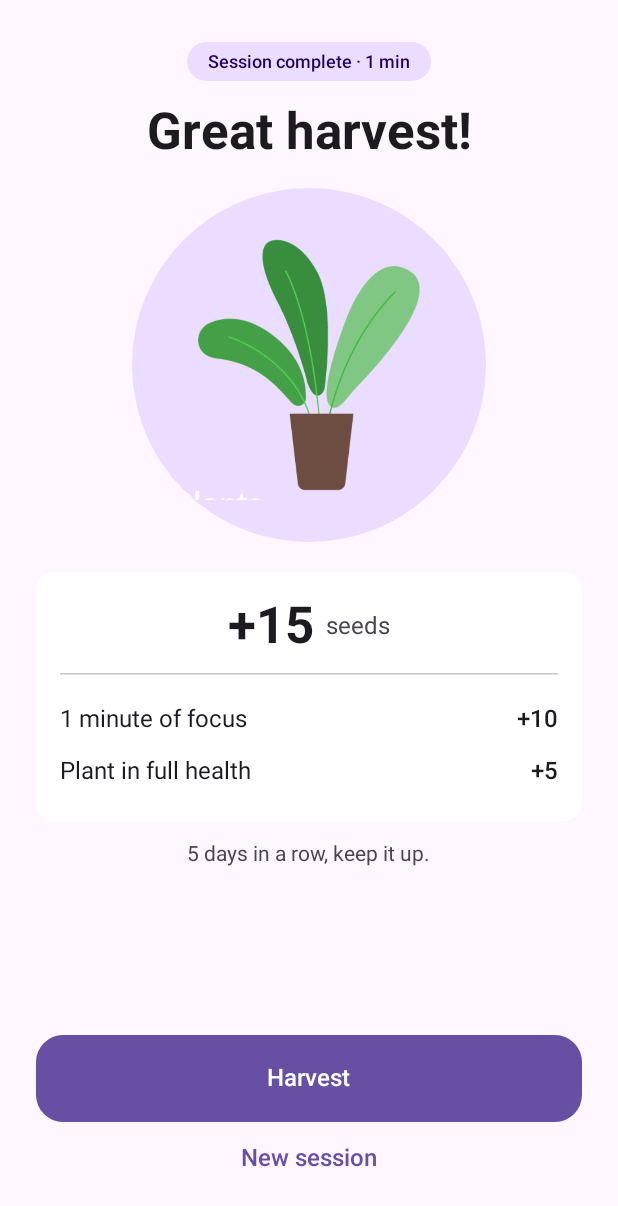
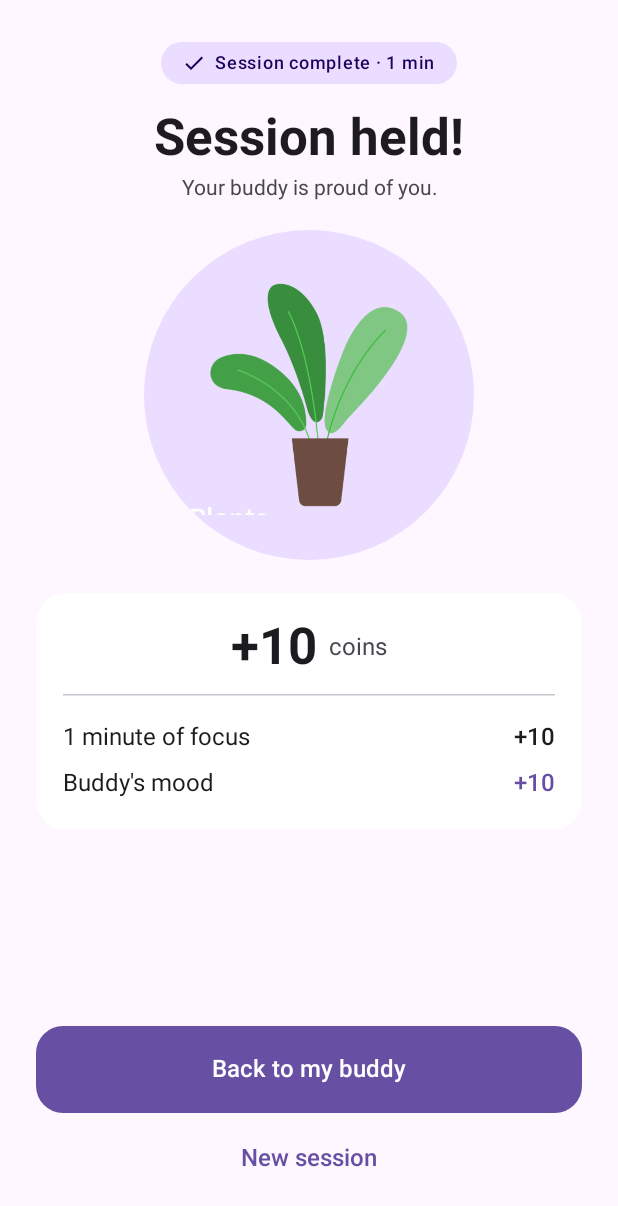
Before and after one commit to Nocteln/focusbuddy, an Android app built with Jetpack Compose: the EndSessionScreen screen opened through its navigation route, on a phone screen of 412 x 824 dp. Shown: the top 1206 px of the screen. Run offline under Robolectric (Android 15) with nearby library versions, the phone set to English and light mode, and no system bars.

Commit message:
Edited end session to match the home screen

```diff
--- a/app/src/main/java/com/nocteln/app/ui/home/EndSessionScreen.kt
+++ b/app/src/main/java/com/nocteln/app/ui/home/EndSessionScreen.kt
@@ -1,6 +1,4 @@
 package com.nocteln.app.ui.home
-
-import com.nocteln.app.ui.theme.PlantFocusTheme
 
 import androidx.compose.foundation.Image
 import androidx.compose.foundation.background
@@ -17,10 +15,13 @@ import androidx.compose.foundation.layout.size
 import androidx.compose.foundation.layout.width
 import androidx.compose.foundation.shape.CircleShape
 import androidx.compose.foundation.shape.RoundedCornerShape
+import androidx.compose.material.icons.Icons
+import androidx.compose.material.icons.filled.Check
 import androidx.compose.material3.Button
 import androidx.compose.material3.Card
 import androidx.compose.material3.CardDefaults
 import androidx.compose.material3.HorizontalDivider
+import androidx.compose.material3.Icon
 import androidx.compose.material3.MaterialTheme
 import androidx.compose.material3.Surface
 import androidx.compose.material3.Text
@@ -29,27 +30,57 @@ import androidx.compose.runtime.Composable
 import androidx.compose.runtime.getValue
 import androidx.compose.ui.Alignment
 import androidx.compose.ui.Modifier
+import androidx.compose.ui.draw.alpha
 import androidx.compose.ui.draw.clip
+import androidx.compose.ui.graphics.Color
 import androidx.compose.ui.res.painterResource
 import androidx.compose.ui.res.pluralStringResource
 import androidx.compose.ui.res.stringResource
+import androidx.compose.ui.text.style.TextAlign
 import androidx.compose.ui.tooling.preview.Preview
 import androidx.compose.ui.unit.dp
 import androidx.lifecycle.compose.collectAsStateWithLifecycle
-import androidx.lifecycle.viewmodel.compose.viewModel
 import com.nocteln.app.R
+import com.nocteln.app.data.buddy.Buddy
+import com.nocteln.app.data.buddy.MAX_BUDDY_HEALTH
+import com.nocteln.app.ui.theme.PlantFocusTheme
+
+// --- Stateful entry point: reads the shared HomeViewModel ---
 
 @Composable
 fun EndSessionScreen(
-    focusSeeds: Int,
-    healthSeeds: Int,
-    streakDays: Int,
-    onHarvest: () -> Unit,
+    viewModel: HomeViewModel,
+    coinsEarned: Int,          // TODO: real value once coins exist (WalletRepository)
+    onBackHome: () -> Unit,
     onNewSession: () -> Unit,
-    modifier: Modifier = Modifier,
-    viewModel: HomeViewModel,
+    modifier: Modifier = Modifier
 ) {
     val uiState by viewModel.uiState.collectAsStateWithLifecycle()
+    val buddy by viewModel.buddy.collectAsStateWithLifecycle()
+
+    EndSessionContent(
+        minutes = uiState.minutes,
+        buddy = buddy,
+        coinsEarned = coinsEarned,
+        healthBonus = END_SESSION_HEALTH_BONUS,
+        onBackHome = onBackHome,
+        onNewSession = onNewSession,
+        modifier = modifier
+    )
+}
+
+// --- Stateless UI: plain values only, so previews work ---
+
+@Composable
+fun EndSessionContent(
+    minutes: Int,
+    buddy: Buddy,
+    coinsEarned: Int,
+    healthBonus: Int,
+    onBackHome: () -> Unit,
+    onNewSession: () -> Unit,
+    modifier: Modifier = Modifier
+) {
     Column(
         modifier = modifier
             .fillMaxSize()
@@ -57,30 +88,48 @@ fun EndSessionScreen(
             .padding(horizontal = 24.dp, vertical = 28.dp),
         horizontalAlignment = Alignment.CenterHorizontally
     ) {
-        // Pastille "Session terminée"
+        // "Session complete" badge
         Surface(
             shape = CircleShape,
-            color = MaterialTheme.colorScheme.primaryContainer
+            color = MaterialTheme.colorScheme.primaryContainer,
+            contentColor = MaterialTheme.colorScheme.onPrimaryContainer
         ) {
-            Text(
-                text = stringResource(R.string.end_session_badge, uiState.minutes),
-                style = MaterialTheme.typography.labelSmall,
-                color = MaterialTheme.colorScheme.onPrimaryContainer,
-                modifier = Modifier.padding(horizontal = 14.dp, vertical = 6.dp)
-            )
+            Row(
+                modifier = Modifier.padding(horizontal = 14.dp, vertical = 6.dp),
+                verticalAlignment = Alignment.CenterVertically
+            ) {
+                Icon(
+                    imageVector = Icons.Default.Check,
+                    contentDescription = null,
+                    modifier = Modifier.size(16.dp)
+                )
+                Spacer(modifier = Modifier.width(6.dp))
+                Text(
+                    text = stringResource(R.string.end_session_badge, minutes),
+                    style = MaterialTheme.typography.labelMedium
+                )
+            }
         }
 
         Text(
             text = stringResource(R.string.end_session_title),
             style = MaterialTheme.typography.headlineLarge,
-            modifier = Modifier.padding(top = 14.dp)
+            textAlign = TextAlign.Center,
+            modifier = Modifier.padding(top = 16.dp)
+        )
+        Text(
+            text = stringResource(R.string.end_session_subtitle),
+            style = MaterialTheme.typography.bodyMedium,
+            color = MaterialTheme.colorScheme.onSurfaceVariant,
+            textAlign = TextAlign.Center,
+            modifier = Modifier.padding(top = 6.dp)
         )
 
-        // Image de la plante dans un cercle
+        // The buddy in its circle, fading with its health like on Home
         Box(
             modifier = Modifier
-                .padding(top = 18.dp)
-                .size(236.dp)
+                .padding(top = 20.dp)
+                .size(220.dp)
                 .clip(CircleShape)
                 .background(MaterialTheme.colorScheme.primaryContainer),
             contentAlignment = Alignment.Center
@@ -88,70 +137,68 @@ fun EndSessionScreen(
             Image(
                 painter = painterResource(R.drawable.plant),
                 contentDescription = stringResource(R.string.end_session_buddy_description),
-                modifier = Modifier.size(180.dp)
+                modifier = Modifier
+                    .size(160.dp)
+                    .alpha(0.45f + 0.55f * buddy.health / MAX_BUDDY_HEALTH)
             )
         }
 
-        // Carte des graines gagnées
+        // Rewards card
         Card(
             modifier = Modifier
-                .padding(top = 20.dp)
+                .padding(top = 22.dp)
                 .fillMaxWidth(),
+            shape = RoundedCornerShape(20.dp),
             colors = CardDefaults.cardColors(
                 containerColor = MaterialTheme.colorScheme.surfaceContainerLowest
             )
         ) {
-            Column(modifier = Modifier.padding(16.dp)) {
+            Column(modifier = Modifier.padding(horizontal = 18.dp, vertical = 16.dp)) {
                 Row(
                     modifier = Modifier.fillMaxWidth(),
                     horizontalArrangement = Arrangement.Center,
                     verticalAlignment = Alignment.CenterVertically
                 ) {
                     Text(
-                        text = stringResource(R.string.end_session_total, focusSeeds + healthSeeds),
+                        text = stringResource(R.string.end_session_total, coinsEarned),
                         style = MaterialTheme.typography.headlineLarge
                     )
                     Spacer(modifier = Modifier.width(8.dp))
                     Text(
-                        text = stringResource(R.string.end_session_seeds),
+                        text = stringResource(R.string.end_session_coins),
                         style = MaterialTheme.typography.bodyLarge,
                         color = MaterialTheme.colorScheme.onSurfaceVariant
                     )
                 }
                 HorizontalDivider(modifier = Modifier.padding(vertical = 12.dp))
                 StatRow(
-                    label = pluralStringResource(R.plurals.end_session_focus_minutes, uiState.minutes, uiState.minutes),
-                    value = stringResource(R.string.end_session_total, focusSeeds)
+                    label = pluralStringResource(R.plurals.end_session_focus_minutes, minutes, minutes),
+                    value = stringResource(R.string.end_session_total, coinsEarned)
                 )
                 StatRow(
-                    label = stringResource(R.string.end_session_healthy_plant),
-                    value = stringResource(R.string.end_session_total, healthSeeds)
+                    label = stringResource(R.string.end_session_mood_bonus),
+                    value = stringResource(R.string.end_session_total, healthBonus),
+                    valueColor = MaterialTheme.colorScheme.primary
                 )
             }
         }
 
-        Text(
-            text = pluralStringResource(R.plurals.end_session_streak, streakDays, streakDays),
-            style = MaterialTheme.typography.bodyMedium,
-            color = MaterialTheme.colorScheme.onSurfaceVariant,
-            modifier = Modifier.padding(top = 14.dp)
-        )
-
-        // Pousse les boutons tout en bas de l'écran
+        // Pushes the buttons to the bottom of the screen
         Spacer(modifier = Modifier.weight(1f))
 
         Button(
-            onClick = onHarvest,
+            onClick = onBackHome,
             modifier = Modifier
                 .fillMaxWidth()
                 .height(58.dp),
             shape = RoundedCornerShape(18.dp)
         ) {
-            Text(stringResource(R.string.end_session_harvest))
+            Text(stringResource(R.string.end_session_back_home))
         }
         TextButton(
             onClick = onNewSession,
             modifier = Modifier
+                .padding(top = 6.dp)
                 .fillMaxWidth()
                 .height(48.dp)
         ) {
@@ -160,31 +207,35 @@ fun EndSessionScreen(
     }
 }
 
-// Une ligne "texte à gauche, valeur à droite"
+// A "label on the left, value on the right" row
 @Composable
-private fun StatRow(label: String, value: String) {
+private fun StatRow(
+    label: String,
+    value: String,
+    valueColor: Color = MaterialTheme.colorScheme.onSurface
+) {
     Row(
         modifier = Modifier
             .fillMaxWidth()
-            .padding(vertical = 8.dp),
+            .padding(vertical = 6.dp),
         horizontalArrangement = Arrangement.SpaceBetween
     ) {
         Text(text = label, style = MaterialTheme.typography.bodyLarge)
-        Text(text = value, style = MaterialTheme.typography.titleMedium)
+        Text(text = value, style = MaterialTheme.typography.titleMedium, color = valueColor)
     }
 }
 
 @Preview(showBackground = true, widthDp = 390, heightDp = 844)
 @Composable
-private fun EndSessionScreenPreview() {
+private fun EndSessionPreview() {
     PlantFocusTheme {
-        EndSessionScreen(
-            focusSeeds = 10,
-            healthSeeds = 5,
-            streakDays = 5,
-            onHarvest = {},
-            onNewSession = {},
-            viewModel = viewModel()
+        EndSessionContent(
+            minutes = 45,
+            buddy = Buddy(health = 90),
+            coinsEarned = 45,
+            healthBonus = 10,
+            onBackHome = {},
+            onNewSession = {}
         )
     }
 }
--- a/app/src/main/java/com/nocteln/app/ui/navigation/NavGraph.kt
+++ b/app/src/main/java/com/nocteln/app/ui/navigation/NavGraph.kt
@@ -88,10 +88,8 @@ fun AppNavHost(
         {
             EndSessionScreen(
                 viewModel = sessionViewModel,
-                focusSeeds = 10,
-                healthSeeds = 5,
-                streakDays = 5,
-                onHarvest = { navController.popBackStack(NavScreens.Home.name, inclusive = false) },
+                coinsEarned = 10,
+                onBackHome = { navController.popBackStack(NavScreens.Home.name, inclusive = false) },
                 onNewSession = {
                     sessionViewModel.startSession()
                     navController.popBackStack(NavScreens.Home.name, inclusive = false)
--- a/app/src/main/res/values/strings.xml
+++ b/app/src/main/res/values/strings.xml
@@ -37,20 +37,17 @@
 
     <!-- End session -->
     <string name="end_session_badge">Session complete · %1$d min</string>
-    <string name="end_session_title">Great harvest!</string>
-    <string name="end_session_buddy_description">Your thriving plant</string>
+    <string name="end_session_title">Session held!</string>
+    <string name="end_session_subtitle">Your buddy is proud of you.</string>
+    <string name="end_session_buddy_description">Your proud buddy</string>
     <string name="end_session_total">+%1$d</string>
-    <string name="end_session_seeds">seeds</string>
+    <string name="end_session_coins">coins</string>
     <plurals name="end_session_focus_minutes">
         <item quantity="one">%1$d minute of focus</item>
         <item quantity="other">%1$d minutes of focus</item>
     </plurals>
-    <string name="end_session_healthy_plant">Plant in full health</string>
-    <plurals name="end_session_streak">
-        <item quantity="one">%1$d day in a row, keep it up.</item>
-        <item quantity="other">%1$d days in a row, keep it up.</item>
-    </plurals>
-    <string name="end_session_harvest">Harvest</string>
+    <string name="end_session_mood_bonus">Buddy\'s mood</string>
+    <string name="end_session_back_home">Back to my buddy</string>
     <string name="end_session_new_session">New session</string>
 
     <!-- Placeholder screens -->
```
